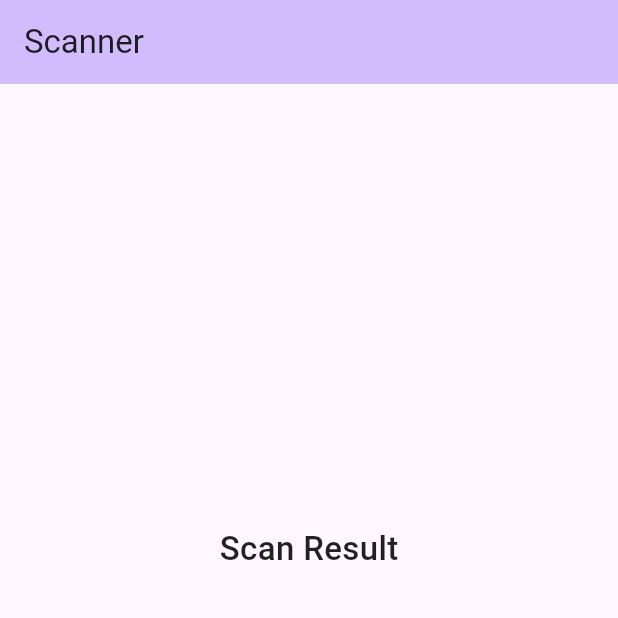
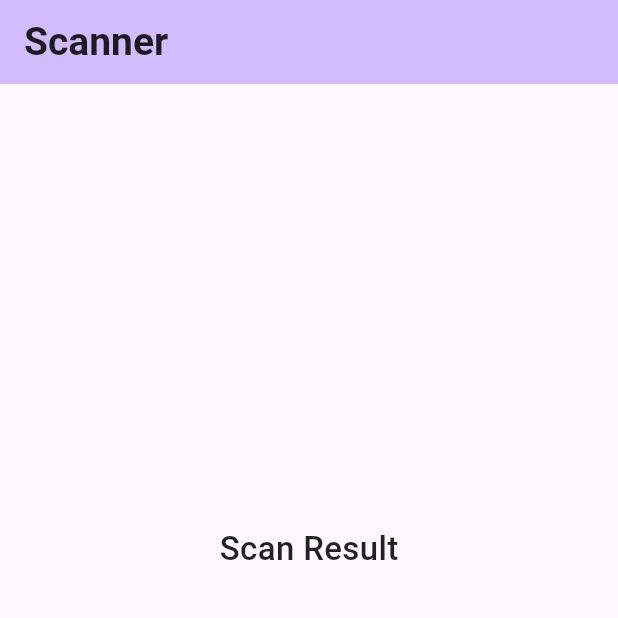
Before and after one commit to Ivan2001otp/Qr-BarCode-scanner, a Flutter app: the screen it shows after launch, on a phone screen of 412 x 824 dp, the top half of it. Run offline on Flutter 3.47's test engine with Material 3 defaults, Android fonts, the phone set to English and light mode, and no system bars; our stand-ins replace fluttertoast, permission_handler; missing offline and left inert: mobile_scanner.

```diff
--- a/lib/cores/services/VibrationService.dart
+++ b/lib/cores/services/VibrationService.dart
@@ -2,9 +2,9 @@ import 'package:flutter/services.dart';
 import 'package:qr_scanner/cores/utils.dart';
 
 class VibrationService {
-  static Future<void> induceVibration(int duration) async {
+  static Future<void> induceVibration() async {
     try {
-      await HapticFeedback.mediumImpact();
+      await HapticFeedback.selectionClick();
     } catch (e) {
       LogDetails.Logging("Vibration error " + e.toString());
     }
--- a/lib/main.dart
+++ b/lib/main.dart
@@ -15,7 +15,7 @@ class MyApp extends StatelessWidget {
   Widget build(BuildContext context) {
     return MaterialApp(
       title: 'Flutter Demo',
-      debugShowCheckedModeBanner: true,
+      debugShowCheckedModeBanner: false,
       theme: ThemeData(
         colorScheme: ColorScheme.fromSeed(seedColor: Colors.deepPurple),
         useMaterial3: true,
@@ -50,7 +50,13 @@ class _MyHomePageState extends State<MyHomePage> {
     return Scaffold(
       appBar: AppBar(
         backgroundColor: Theme.of(context).colorScheme.inversePrimary,
-        title: const Text("Scanner"),
+        title: const Text(
+          "Scanner",
+          style: TextStyle(
+            fontSize: 26,
+            fontWeight: FontWeight.w600,
+          ),
+        ),
       ),
       body: Center(
         child: Column(
```
Also changed, not shown: lib/shared/views/ScanQrPage.dart (+19 -10 lines), 1 other file.
